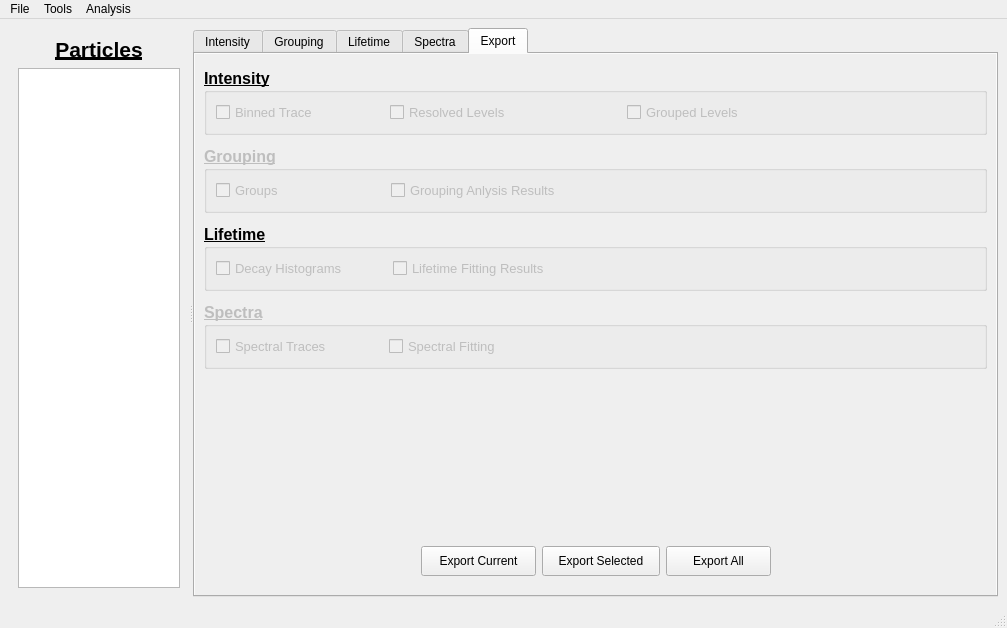
Before: the Qt Designer form ui/mainwindow.ui in BioPhysicsUP/Full_SMS, drawn with Qt 5.
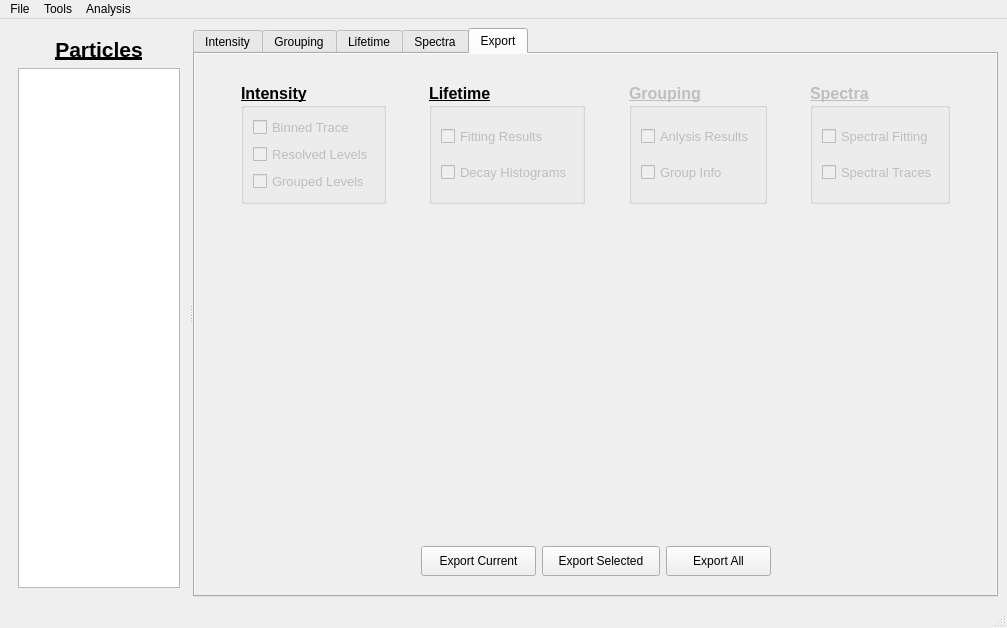
After: the same form once the commit is applied. The open tabs and pages were chosen to show the change. Icons and pictures are not drawn. Custom widgets are drawn as their Qt base class.

Patch:
```diff
--- a/ui/mainwindow.ui
+++ b/ui/mainwindow.ui
@@ -1288,19 +1288,32 @@
          <item row="0" column="0">
           <layout class="QVBoxLayout" name="verticalLayout_5">
            <item>
-            <layout class="QVBoxLayout" name="verticalLayout_6">
+            <spacer name="verticalSpacer_4">
+             <property name="orientation">
+              <enum>Qt::Vertical</enum>
+             </property>
+             <property name="sizeType">
+              <enum>QSizePolicy::Preferred</enum>
+             </property>
+             <property name="sizeHint" stdset="0">
+              <size>
+               <width>20</width>
+               <height>20</height>
+              </size>
+             </property>
+            </spacer>
+           </item>
+           <item>
+            <layout class="QHBoxLayout" name="horizontalLayout">
              <item>
-              <spacer name="verticalSpacer_8">
+              <spacer name="horizontalSpacer_12">
                <property name="orientation">
-                <enum>Qt::Vertical</enum>
-               </property>
-               <property name="sizeType">
-                <enum>QSizePolicy::Fixed</enum>
+                <enum>Qt::Horizontal</enum>
                </property>
                <property name="sizeHint" stdset="0">
                 <size>
-                 <width>20</width>
-                 <height>5</height>
+                 <width>40</width>
+                 <height>20</height>
                 </size>
                </property>
               </spacer>
@@ -1322,73 +1335,8 @@
                <property name="flat">
                 <bool>false</bool>
                </property>
-               <layout class="QGridLayout" name="gridLayout_8">
-                <item row="1" column="5">
-                 <spacer name="horizontalSpacer_16">
-                  <property name="orientation">
-                   <enum>Qt::Horizontal</enum>
-                  </property>
-                  <property name="sizeHint" stdset="0">
-                   <size>
-                    <width>40</width>
-                    <height>20</height>
-                   </size>
-                  </property>
-                 </spacer>
-                </item>
-                <item row="1" column="1">
-                 <spacer name="horizontalSpacer_17">
-                  <property name="orientation">
-                   <enum>Qt::Horizontal</enum>
-                  </property>
-                  <property name="sizeType">
-                   <enum>QSizePolicy::Fixed</enum>
-                  </property>
-                  <property name="sizeHint" stdset="0">
-                   <size>
-                    <width>66</width>
-                    <height>20</height>
-                   </size>
-                  </property>
-                 </spacer>
-                </item>
-                <item row="1" column="4">
-                 <widget class="QCheckBox" name="checkBox_9">
-                  <property name="enabled">
-                   <bool>false</bool>
-                  </property>
-                  <property name="font">
-                   <font>
-                    <pointsize>10</pointsize>
-                    <weight>50</weight>
-                    <bold>false</bold>
-                    <underline>false</underline>
-                   </font>
-                  </property>
-                  <property name="text">
-                   <string>Grouped Levels</string>
-                  </property>
-                 </widget>
-                </item>
-                <item row="1" column="2">
-                 <widget class="QCheckBox" name="chbEx_Levels">
-                  <property name="enabled">
-                   <bool>false</bool>
-                  </property>
-                  <property name="font">
-                   <font>
-                    <pointsize>10</pointsize>
-                    <weight>50</weight>
-                    <bold>false</bold>
-                    <underline>false</underline>
-                   </font>
-                  </property>
-                  <property name="text">
-                   <string>Resolved Levels</string>
-                  </property>
-                 </widget>
-                </item>
-                <item row="1" column="0">
+               <layout class="QVBoxLayout" name="verticalLayout_12">
+                <item>
                  <widget class="QCheckBox" name="chbEx_Trace">
                   <property name="enabled">
                    <bool>false</bool>
@@ -1406,89 +1354,11 @@
                   </property>
                  </widget>
                 </item>
-                <item row="1" column="3">
-                 <spacer name="horizontalSpacer_15">
-                  <property name="orientation">
-                   <enum>Qt::Horizontal</enum>
+                <item>
+                 <widget class="QCheckBox" name="chbEx_Levels">
+                  <property name="enabled">
+                   <bool>false</bool>
                   </property>
-                  <property name="sizeType">
-                   <enum>QSizePolicy::Fixed</enum>
-                  </property>
-                  <property name="sizeHint" stdset="0">
-                   <size>
-                    <width>110</width>
-                    <height>20</height>
-                   </size>
-                  </property>
-                 </spacer>
-                </item>
-               </layout>
-              </widget>
-             </item>
-             <item>
-              <spacer name="verticalSpacer_4">
-               <property name="orientation">
-                <enum>Qt::Vertical</enum>
-               </property>
-               <property name="sizeType">
-                <enum>QSizePolicy::Fixed</enum>
-               </property>
-               <property name="sizeHint" stdset="0">
-                <size>
-                 <width>20</width>
-                 <height>5</height>
-                </size>
-               </property>
-              </spacer>
-             </item>
-             <item>
-              <widget class="QGroupBox" name="gbxExport_Groups">
-               <property name="enabled">
-                <bool>false</bool>
-               </property>
-               <property name="font">
-                <font>
-                 <pointsize>12</pointsize>
-                 <weight>75</weight>
-                 <bold>true</bold>
-                 <underline>true</underline>
-                </font>
-               </property>
-               <property name="title">
-                <string>Grouping</string>
-               </property>
-               <layout class="QGridLayout" name="gridLayout_9">
-                <item row="0" column="1">
-                 <spacer name="horizontalSpacer_18">
-                  <property name="orientation">
-                   <enum>Qt::Horizontal</enum>
-                  </property>
-                  <property name="sizeType">
-                   <enum>QSizePolicy::Fixed</enum>
-                  </property>
-                  <property name="sizeHint" stdset="0">
-                   <size>
-                    <width>101</width>
-                    <height>20</height>
-                   </size>
-                  </property>
-                 </spacer>
-                </item>
-                <item row="0" column="3">
-                 <spacer name="horizontalSpacer_19">
-                  <property name="orientation">
-                   <enum>Qt::Horizontal</enum>
-                  </property>
-                  <property name="sizeHint" stdset="0">
-                   <size>
-                    <width>40</width>
-                    <height>20</height>
-                   </size>
-                  </property>
-                 </spacer>
-                </item>
-                <item row="0" column="0">
-                 <widget class="QCheckBox" name="checkBox_3">
                   <property name="font">
                    <font>
                     <pointsize>10</pointsize>
@@ -1498,12 +1368,15 @@
                    </font>
                   </property>
                   <property name="text">
-                   <string>Groups</string>
+                   <string>Resolved Levels</string>
                   </property>
                  </widget>
                 </item>
-                <item row="0" column="2">
-                 <widget class="QCheckBox" name="checkBox_4">
+                <item>
+                 <widget class="QCheckBox" name="checkBox_9">
+                  <property name="enabled">
+                   <bool>false</bool>
+                  </property>
                   <property name="font">
                    <font>
                     <pointsize>10</pointsize>
@@ -1513,7 +1386,7 @@
                    </font>
                   </property>
                   <property name="text">
-                   <string>Grouping Anlysis Results</string>
+                   <string>Grouped Levels</string>
                   </property>
                  </widget>
                 </item>
@@ -1521,17 +1394,14 @@
               </widget>
              </item>
              <item>
-              <spacer name="verticalSpacer_5">
+              <spacer name="horizontalSpacer">
                <property name="orientation">
-                <enum>Qt::Vertical</enum>
+                <enum>Qt::Horizontal</enum>
                </property>
-               <property name="sizeType">
-                <enum>QSizePolicy::Fixed</enum>
-               </property>
                <property name="sizeHint" stdset="0">
                 <size>
-                 <width>20</width>
-                 <height>5</height>
+                 <width>40</width>
+                 <height>20</height>
                 </size>
                </property>
               </spacer>
@@ -1552,37 +1422,26 @@
                <property name="title">
                 <string>Lifetime</string>
                </property>
-               <layout class="QGridLayout" name="gridLayout_10">
-                <item row="0" column="1">
-                 <spacer name="horizontalSpacer_20">
-                  <property name="orientation">
-                   <enum>Qt::Horizontal</enum>
+               <layout class="QVBoxLayout" name="verticalLayout_10">
+                <item>
+                 <widget class="QCheckBox" name="chbEx_Lifetimes">
+                  <property name="enabled">
+                   <bool>false</bool>
                   </property>
-                  <property name="sizeType">
-                   <enum>QSizePolicy::Fixed</enum>
+                  <property name="font">
+                   <font>
+                    <pointsize>10</pointsize>
+                    <weight>50</weight>
+                    <bold>false</bold>
+                    <underline>false</underline>
+                   </font>
                   </property>
-                  <property name="sizeHint" stdset="0">
-                   <size>
-                    <width>39</width>
-                    <height>20</height>
-                   </size>
+                  <property name="text">
+                   <string>Fitting Results</string>
                   </property>
-                 </spacer>
+                 </widget>
                 </item>
-                <item row="0" column="3">
-                 <spacer name="horizontalSpacer_21">
-                  <property name="orientation">
-                   <enum>Qt::Horizontal</enum>
-                  </property>
-                  <property name="sizeHint" stdset="0">
-                   <size>
-                    <width>40</width>
-                    <height>20</height>
-                   </size>
-                  </property>
-                 </spacer>
-                </item>
-                <item row="0" column="0">
+                <item>
                  <widget class="QCheckBox" name="chbEx_Hist">
                   <property name="enabled">
                    <bool>false</bool>
@@ -1600,11 +1459,56 @@
                   </property>
                  </widget>
                 </item>
-                <item row="0" column="2">
-                 <widget class="QCheckBox" name="chbEx_Lifetimes">
-                  <property name="enabled">
-                   <bool>false</bool>
+               </layout>
+              </widget>
+             </item>
+             <item>
+              <spacer name="horizontalSpacer_10">
+               <property name="orientation">
+                <enum>Qt::Horizontal</enum>
+               </property>
+               <property name="sizeHint" stdset="0">
+                <size>
+                 <width>40</width>
+                 <height>20</height>
+                </size>
+               </property>
+              </spacer>
+             </item>
+             <item>
+              <widget class="QGroupBox" name="gbxExport_Groups">
+               <property name="enabled">
+                <bool>false</bool>
+               </property>
+               <property name="font">
+                <font>
+                 <pointsize>12</pointsize>
+                 <weight>75</weight>
+                 <bold>true</bold>
+                 <underline>true</underline>
+                </font>
+               </property>
+               <property name="title">
+                <string>Grouping</string>
+               </property>
+               <layout class="QVBoxLayout" name="verticalLayout_11">
+                <item>
+                 <widget class="QCheckBox" name="checkBox_4">
+                  <property name="font">
+                   <font>
+                    <pointsize>10</pointsize>
+                    <weight>50</weight>
+                    <bold>false</bold>
+                    <underline>false</underline>
+                   </font>
                   </property>
+                  <property name="text">
+                   <string>Anlysis Results</string>
+                  </property>
+                 </widget>
+                </item>
+                <item>
+                 <widget class="QCheckBox" name="checkBox_3">
                   <property name="font">
                    <font>
                     <pointsize>10</pointsize>
@@ -1614,7 +1518,7 @@
                    </font>
                   </property>
                   <property name="text">
-                   <string>Lifetime Fitting Results</string>
+                   <string>Group Info</string>
                   </property>
                  </widget>
                 </item>
@@ -1622,17 +1526,14 @@
               </widget>
              </item>
              <item>
-              <spacer name="verticalSpacer_6">
+              <spacer name="horizontalSpacer_11">
                <property name="orientation">
-                <enum>Qt::Vertical</enum>
+                <enum>Qt::Horizontal</enum>
                </property>
-               <property name="sizeType">
-                <enum>QSizePolicy::Fixed</enum>
-               </property>
                <property name="sizeHint" stdset="0">
                 <size>
-                 <width>20</width>
-                 <height>5</height>
+                 <width>40</width>
+                 <height>20</height>
                 </size>
                </property>
               </spacer>
@@ -1653,52 +1554,8 @@
                <property name="title">
                 <string>Spectra</string>
                </property>
-               <layout class="QGridLayout" name="gridLayout_11">
-                <item row="0" column="1">
-                 <spacer name="horizontalSpacer_22">
-                  <property name="orientation">
-                   <enum>Qt::Horizontal</enum>
-                  </property>
-                  <property name="sizeType">
-                   <enum>QSizePolicy::Fixed</enum>
-                  </property>
-                  <property name="sizeHint" stdset="0">
-                   <size>
-                    <width>51</width>
-                    <height>20</height>
-                   </size>
-                  </property>
-                 </spacer>
-                </item>
-                <item row="0" column="3">
-                 <spacer name="horizontalSpacer_23">
-                  <property name="orientation">
-                   <enum>Qt::Horizontal</enum>
-                  </property>
-                  <property name="sizeHint" stdset="0">
-                   <size>
-                    <width>40</width>
-                    <height>20</height>
-                   </size>
-                  </property>
-                 </spacer>
-                </item>
-                <item row="0" column="0">
-                 <widget class="QCheckBox" name="checkBox_7">
-                  <property name="font">
-                   <font>
-                    <pointsize>10</pointsize>
-                    <weight>50</weight>
-                    <bold>false</bold>
-                    <underline>false</underline>
-                   </font>
-                  </property>
-                  <property name="text">
-                   <string>Spectral Traces</string>
-                  </property>
-                 </widget>
-                </item>
-                <item row="0" column="2">
+               <layout class="QVBoxLayout" name="verticalLayout_9">
+                <item>
                  <widget class="QCheckBox" name="checkBox_8">
                   <property name="font">
                    <font>
@@ -1713,9 +1570,37 @@
                   </property>
                  </widget>
                 </item>
+                <item>
+                 <widget class="QCheckBox" name="checkBox_7">
+                  <property name="font">
+                   <font>
+                    <pointsize>10</pointsize>
+                    <weight>50</weight>
+                    <bold>false</bold>
+                    <underline>false</underline>
+                   </font>
+                  </property>
+                  <property name="text">
+                   <string>Spectral Traces</string>
+                  </property>
+                 </widget>
+                </item>
                </layout>
               </widget>
              </item>
+             <item>
+              <spacer name="horizontalSpacer_13">
+               <property name="orientation">
+                <enum>Qt::Horizontal</enum>
+               </property>
+               <property name="sizeHint" stdset="0">
+                <size>
+                 <width>40</width>
+                 <height>20</height>
+                </size>
+               </property>
+              </spacer>
+             </item>
             </layout>
            </item>
            <item>
@@ -2063,6 +1948,18 @@
    <header>pyqtgraph</header>
    <container>1</container>
   </customwidget>
+  <customwidget>
+   <class>PlotWidget</class>
+   <extends>QWidget</extends>
+   <header>pyqtgraph.h</header>
+   <container>1</container>
+  </customwidget>
+  <customwidget>
+   <class>ImageView</class>
+   <extends>QWidget</extends>
+   <header>pyqtgraph.h</header>
+   <container>1</container>
+  </customwidget>
  </customwidgets>
  <tabstops>
   <tabstop>tabWidget</tabstop>
```
Left out of the diff: 58 changed lines with no effect on the pictures.
